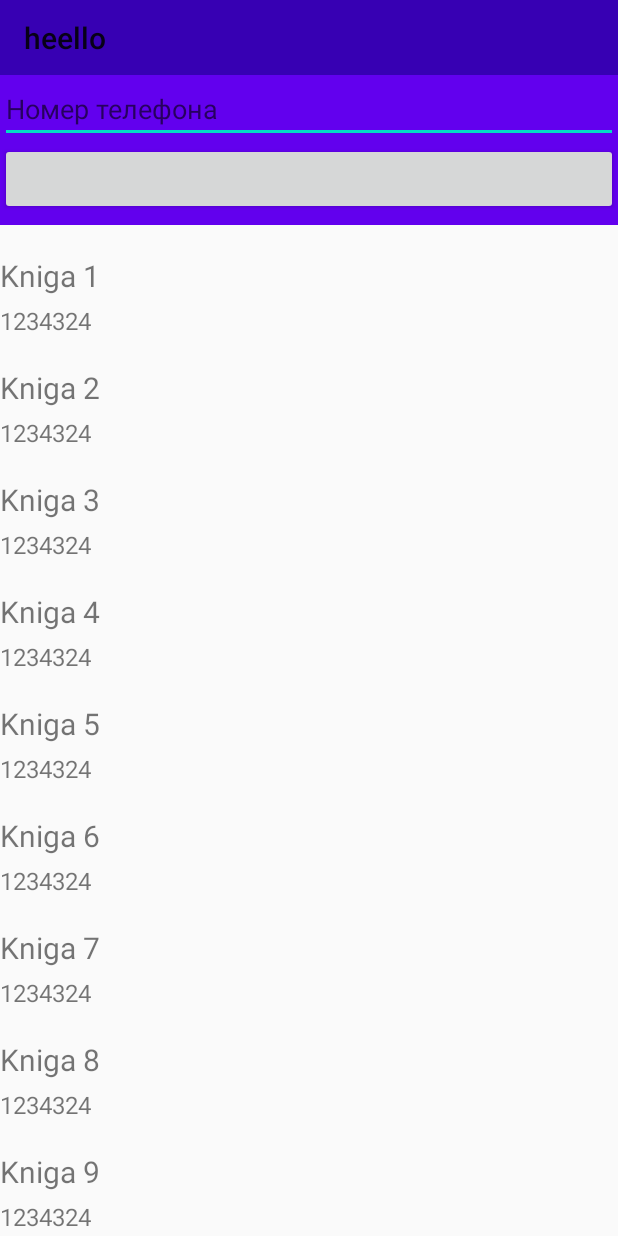
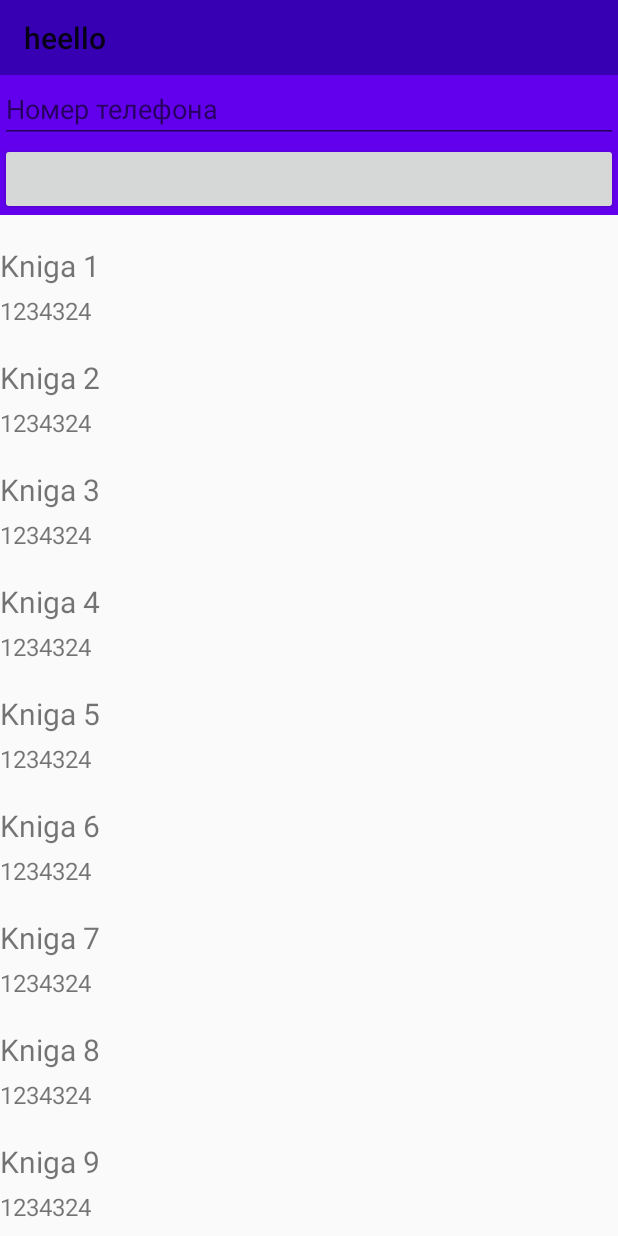
Before and after one commit to raullek/TestApp, an Android app: the screen it shows after launch (MainActivity), on a phone screen of 412 x 824 dp. Run offline under Robolectric (Android 15) with nearby library versions, the phone set to English and light mode, and no system bars; plain views replace MaskEditText.

```diff
--- a/app/build.gradle
+++ b/app/build.gradle
@@ -24,6 +24,10 @@ android {
             proguardFiles getDefaultProguardFile('proguard-android-optimize.txt'), 'proguard-rules.pro'
         }
     }
+    compileOptions {
+        sourceCompatibility = 1.8
+        targetCompatibility = 1.8
+    }
 
 }
 
--- a/app/src/main/java/com/example/testapp/MainActivity.kt
+++ b/app/src/main/java/com/example/testapp/MainActivity.kt
@@ -19,6 +19,7 @@ class MainActivity : AppCompatActivity() {
     private var dy: Int = 0
     private var layoutMngr: LinearLayoutManager? = null
     private var flag1: Boolean = false
+    private var firstVisibleItem:Int = 0
 
     override fun onCreate(savedInstanceState: Bundle?) {
         super.onCreate(savedInstanceState)
@@ -31,23 +32,31 @@ class MainActivity : AppCompatActivity() {
         layoutMngr = LinearLayoutManager(baseContext, RecyclerView.VERTICAL, false)
         recycler_view.apply {
             layoutManager = layoutMngr
+            firstVisibleItem = layoutMngr!!.findFirstVisibleItemPosition()
             adapter = RvAdapter(getBooksList())
             addOnScrollListener(object : RecyclerView.OnScrollListener() {
                 override fun onScrollStateChanged(recyclerView: RecyclerView, newState: Int) {
                     when (newState) {
                         RecyclerView.SCROLL_STATE_IDLE -> {
+                            flag1 = false
+
 
                         }
                         RecyclerView.SCROLL_STATE_DRAGGING -> {
                             flag1 = true
+
                         }
                         RecyclerView.SCROLL_STATE_SETTLING -> {
+                            flag1 = false
                         }
                     }
                 }
 
                 override fun onScrolled(recyclerView: RecyclerView, dx: Int, dy: Int) {
-                    if (dy > 0 && lay1.visibility == View.VISIBLE ) {
+
+                    var currentVisibleItem = layoutMngr!!.findFirstVisibleItemPosition()
+
+                    if(currentVisibleItem > firstVisibleItem){
                         val animSlideDown =
                             AnimationUtils.loadAnimation(applicationContext, R.anim.slideup)
                         animSlideDown.setAnimationListener(object : Animation.AnimationListener {
@@ -66,8 +75,11 @@ class MainActivity : AppCompatActivity() {
 
                         })
                         lay1.startAnimation(animSlideDown)
+                        Log.i("RecyclerView scrolled: ", "scroll up!");
 
-                    } else if (dy < 0 && lay1.visibility != View.VISIBLE ) {
+                    }
+
+                    else{
                         val animSlideDown =
                             AnimationUtils.loadAnimation(applicationContext, R.anim.slidedown)
                         animSlideDown.setAnimationListener(object : Animation.AnimationListener {
@@ -83,10 +95,56 @@ class MainActivity : AppCompatActivity() {
 
                             }
 
+
+
                         })
                         lay1.startAnimation(animSlideDown)
+                        Log.i("RecyclerView scrolled: ", "scroll down!");
+                    }
 
-                    }
+
+                    firstVisibleItem = currentVisibleItem;
+
+//                    if (dy > 0 && lay1.visibility == View.VISIBLE && flag1 ) {
+//                        val animSlideDown =
+//                            AnimationUtils.loadAnimation(applicationContext, R.anim.slideup)
+//                        animSlideDown.setAnimationListener(object : Animation.AnimationListener {
+//                            override fun onAnimationRepeat(p0: Animation?) {
+//
+//                            }
+//
+//                            override fun onAnimationEnd(p0: Animation?) {
+//                                lay1.visibility = View.GONE
+//
+//                            }
+//
+//                            override fun onAnimationStart(p0: Animation?) {
+//
+//                            }
+//
+//                        })
+//                        lay1.startAnimation(animSlideDown)
+//
+//                    } else if (dy < 0 && lay1.visibility != View.VISIBLE && flag1 ) {
+//                        val animSlideDown =
+//                            AnimationUtils.loadAnimation(applicationContext, R.anim.slidedown)
+//                        animSlideDown.setAnimationListener(object : Animation.AnimationListener {
+//                            override fun onAnimationRepeat(p0: Animation?) {
+//                            }
+//
+//                            override fun onAnimationEnd(p0: Animation?) {
+//                                lay1.visibility = View.VISIBLE
+//
+//                            }
+//
+//                            override fun onAnimationStart(p0: Animation?) {
+//
+//                            }
+//
+//                        })
+//                        lay1.startAnimation(animSlideDown)
+//
+//                    }
                 }
             })
         }
--- a/app/src/main/res/layout/activity_main.xml
+++ b/app/src/main/res/layout/activity_main.xml
@@ -1,9 +1,5 @@
 <?xml version="1.0" encoding="utf-8"?>
-<androidx.coordinatorlayout.widget.CoordinatorLayout xmlns:android="http://schemas.android.com/apk/res/android"
-    xmlns:app="http://schemas.android.com/apk/res-auto"
-    xmlns:tools="http://schemas.android.com/tools"
-    android:layout_width="match_parent"
-    android:layout_height="match_parent">
+
 
 <androidx.constraintlayout.widget.ConstraintLayout xmlns:android="http://schemas.android.com/apk/res/android"
     xmlns:app="http://schemas.android.com/apk/res-auto"
@@ -22,22 +18,13 @@
         app:layout_constraintTop_toTopOf="parent"
         app:title="heello" />
 
-        <com.google.android.material.appbar.CollapsingToolbarLayout
+
+    <androidx.constraintlayout.widget.ConstraintLayout
         android:id="@+id/lay1"
         android:layout_width="match_parent"
-            android:layout_height="100dp"
-            android:fitsSystemWindows="true"
-            app:layout_constraintBottom_toTopOf="@id/recycler_view"
-            app:layout_constraintEnd_toEndOf="parent"
-            app:layout_constraintStart_toStartOf="parent"
-            app:layout_constraintTop_toBottomOf="@id/toolbar"
-            app:layout_scrollFlags="scroll|exitUntilCollapsed">
-
-            <androidx.constraintlayout.widget.ConstraintLayout
-                android:layout_width="match_parent"
-                android:layout_height="match_parent"
-                android:background="@color/colorPrimary">
-
+        android:layout_height="wrap_content"
+        android:background="@color/colorPrimary"
+        app:layout_constraintTop_toBottomOf="@id/toolbar">
         <com.santalu.maskedittext.MaskEditText
             android:id="@+id/edit_number"
             android:layout_width="match_parent"
@@ -46,21 +33,19 @@
             android:imeOptions="actionNext"
             android:inputType="phone"
             android:maxLines="1"
-                    app:met_mask="+7(###) ### ## ##"
+            app:layout_constraintStart_toStartOf="parent"
             app:layout_constraintTop_toTopOf="parent"
-                    app:layout_constraintStart_toStartOf="parent"
-                    />
+            app:met_mask="+7(###) ### ## ##" />
+
         <Button
             android:id="@+id/btn"
-                    app:layout_constraintTop_toBottomOf="@id/edit_number"
             android:layout_width="match_parent"
-                    android:layout_height="wrap_content"/>
+            android:layout_height="wrap_content"
+            app:layout_constraintTop_toBottomOf="@id/edit_number" />
     </androidx.constraintlayout.widget.ConstraintLayout>
 
-        </com.google.android.material.appbar.CollapsingToolbarLayout>
 
-
-        <androidx.recyclerview.widget.RecyclerView
+    <com.example.testapp.CustomRecyclerView
         android:id="@+id/recycler_view"
         android:layout_width="match_parent"
         android:layout_height="0dp"
@@ -71,4 +56,3 @@
         app:layout_constraintTop_toBottomOf="@id/lay1" />
 
 </androidx.constraintlayout.widget.ConstraintLayout>
-</androidx.coordinatorlayout.widget.CoordinatorLayout>
```
Also changed, not shown: app/src/main/java/com/example/testapp/CustomRecyclerView.java (added, +223 -0 lines). Lines whose indentation alone changed are shown as unchanged.
